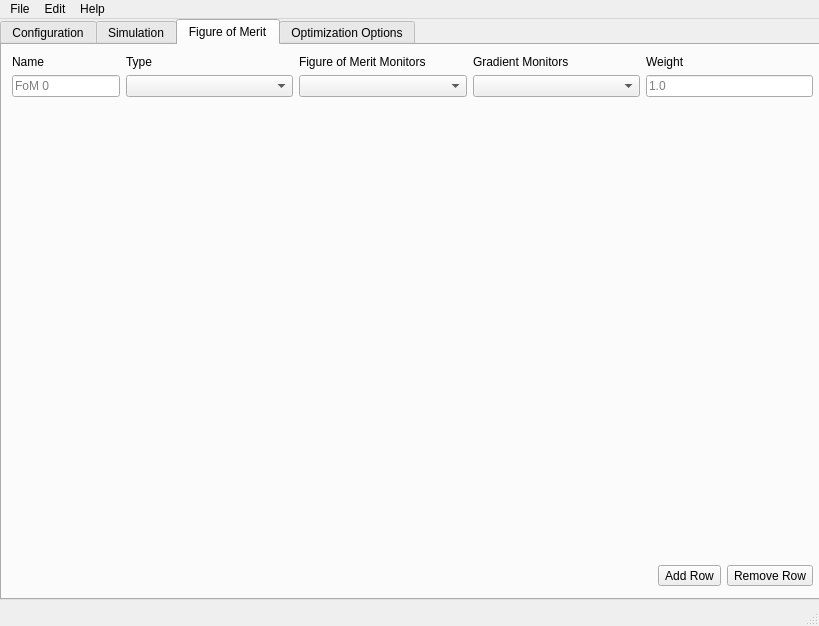
First picture: the form in vipdopt/gui/settings.ui, repository Faraon-Lab/vipdopt, before the edit.
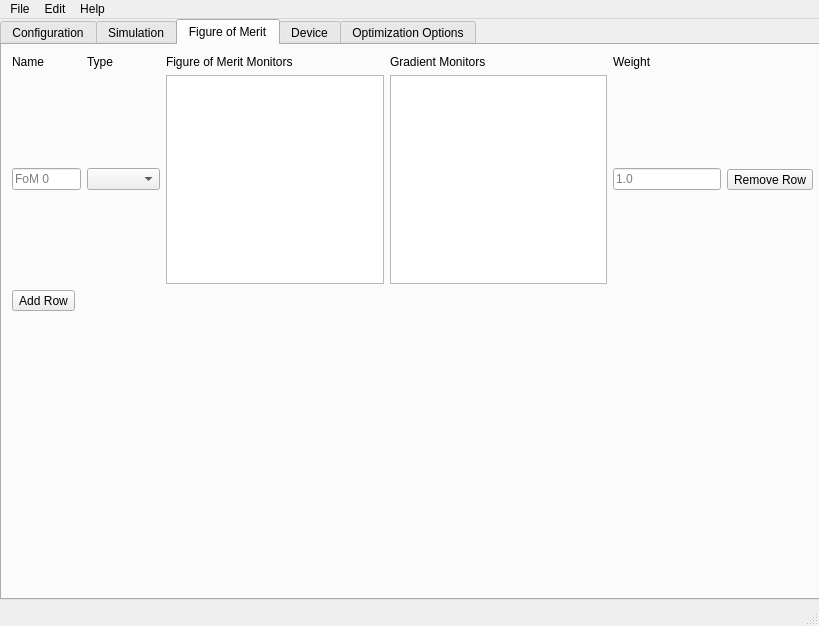
Second picture: the form after the edit. The open tabs and pages were chosen to show the change.

Commit message: Begin Integrating Project with the GUI

```diff
--- a/vipdopt/gui/settings.ui
+++ b/vipdopt/gui/settings.ui
@@ -223,10 +223,17 @@
       <layout class="QVBoxLayout" name="verticalLayout_2">
        <item>
         <layout class="QGridLayout" name="fom_gridLayout">
-         <item row="0" column="3">
-          <widget class="QLabel" name="label_18">
+         <item row="0" column="4">
+          <widget class="QLabel" name="fom_weight_label">
            <property name="text">
-            <string>Gradient Monitors</string>
+            <string>Weight</string>
+           </property>
+          </widget>
+         </item>
+         <item row="0" column="1">
+          <widget class="QLabel" name="fom_type_label">
+           <property name="text">
+            <string>Type</string>
            </property>
           </widget>
          </item>
@@ -243,6 +250,13 @@
            </property>
           </widget>
          </item>
+         <item row="0" column="3">
+          <widget class="QLabel" name="fom_grad_mon_label">
+           <property name="text">
+            <string>Gradient Monitors</string>
+           </property>
+          </widget>
+         </item>
          <item row="0" column="2">
           <widget class="QLabel" name="label_17">
            <property name="text">
@@ -250,25 +264,8 @@
            </property>
           </widget>
          </item>
-         <item row="0" column="1">
-          <widget class="QLabel" name="label_16">
-           <property name="text">
-            <string>Type</string>
-           </property>
-          </widget>
-         </item>
-         <item row="1" column="0">
-          <widget class="QLineEdit" name="lineEdit_11">
-           <property name="sizePolicy">
-            <sizepolicy hsizetype="Maximum" vsizetype="Fixed">
-             <horstretch>0</horstretch>
-             <verstretch>0</verstretch>
-            </sizepolicy>
-           </property>
-           <property name="placeholderText">
-            <string>FoM 0</string>
-           </property>
-          </widget>
+         <item row="1" column="3">
+          <widget class="QListWidget" name="fom_grad_mon_listWidget_0"/>
          </item>
          <item row="1" column="1">
           <widget class="QComboBox" name="comboBox_2">
@@ -284,27 +281,33 @@
            </property>
           </widget>
          </item>
-         <item row="1" column="3">
-          <widget class="QComboBox" name="comboBox_4">
-           <property name="placeholderText">
-            <string>Select Monitors...</string>
-           </property>
-          </widget>
-         </item>
          <item row="1" column="2">
-          <widget class="QComboBox" name="comboBox_3">
-           <property name="editable">
-            <bool>false</bool>
+          <widget class="QListWidget" name="fom_fom_mon_listWidget_0"/>
+         </item>
+         <item row="1" column="0">
+          <widget class="QLineEdit" name="fom_name_lineEdit_0">
+           <property name="sizePolicy">
+            <sizepolicy hsizetype="Maximum" vsizetype="Fixed">
+             <horstretch>0</horstretch>
+             <verstretch>0</verstretch>
+            </sizepolicy>
            </property>
            <property name="placeholderText">
-            <string>Select Monitors...</string>
+            <string>FoM 0</string>
            </property>
           </widget>
          </item>
-         <item row="0" column="4">
-          <widget class="QLabel" name="label_19">
+         <item row="1" column="5">
+          <widget class="QToolButton" name="fom_delrow_toolButton">
            <property name="text">
-            <string>Weight</string>
+            <string>Remove Row</string>
+           </property>
+          </widget>
+         </item>
+         <item row="2" column="0">
+          <widget class="QToolButton" name="fom_addrow_toolButton">
+           <property name="text">
+            <string>Add Row</string>
            </property>
           </widget>
          </item>
@@ -338,18 +341,35 @@
            </property>
           </spacer>
          </item>
+        </layout>
+       </item>
+      </layout>
+     </widget>
+    </widget>
+    <widget class="QWidget" name="device_tab">
+     <attribute name="title">
+      <string>Device</string>
+     </attribute>
+     <widget class="QWidget" name="horizontalLayoutWidget">
+      <property name="geometry">
+       <rect>
+        <x>9</x>
+        <y>9</y>
+        <width>801</width>
+        <height>531</height>
+       </rect>
+      </property>
+      <layout class="QHBoxLayout" name="horizontalLayout_4">
+       <item>
+        <layout class="QVBoxLayout" name="verticalLayout_3">
          <item>
-          <widget class="QToolButton" name="fom_addrow_toolButton">
-           <property name="text">
-            <string>Add Row</string>
+          <widget class="QTreeView" name="device_treeView">
+           <property name="alternatingRowColors">
+            <bool>true</bool>
            </property>
-          </widget>
-         </item>
-         <item>
-          <widget class="QToolButton" name="fom_delrow_toolButton">
-           <property name="text">
-            <string>Remove Row</string>
-           </property>
+           <attribute name="headerCascadingSectionResizes">
+            <bool>true</bool>
+           </attribute>
           </widget>
          </item>
         </layout>
```
Left out of the diff: 31 changed lines with no effect on the pictures. The commit also changes 6 other files.
